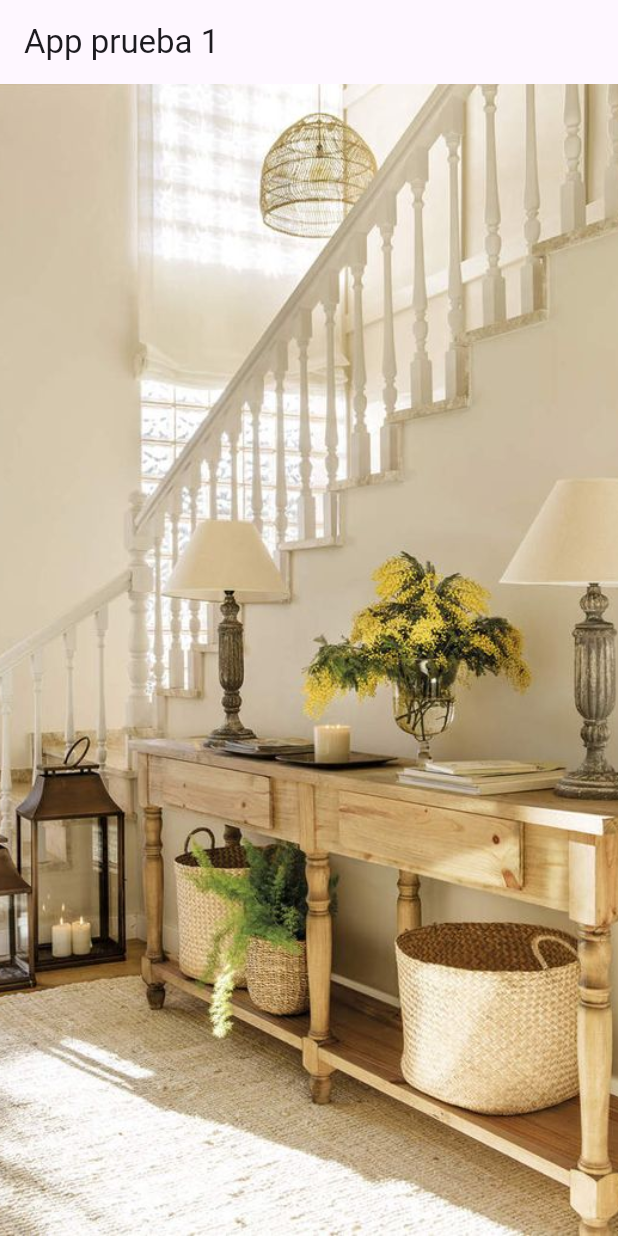
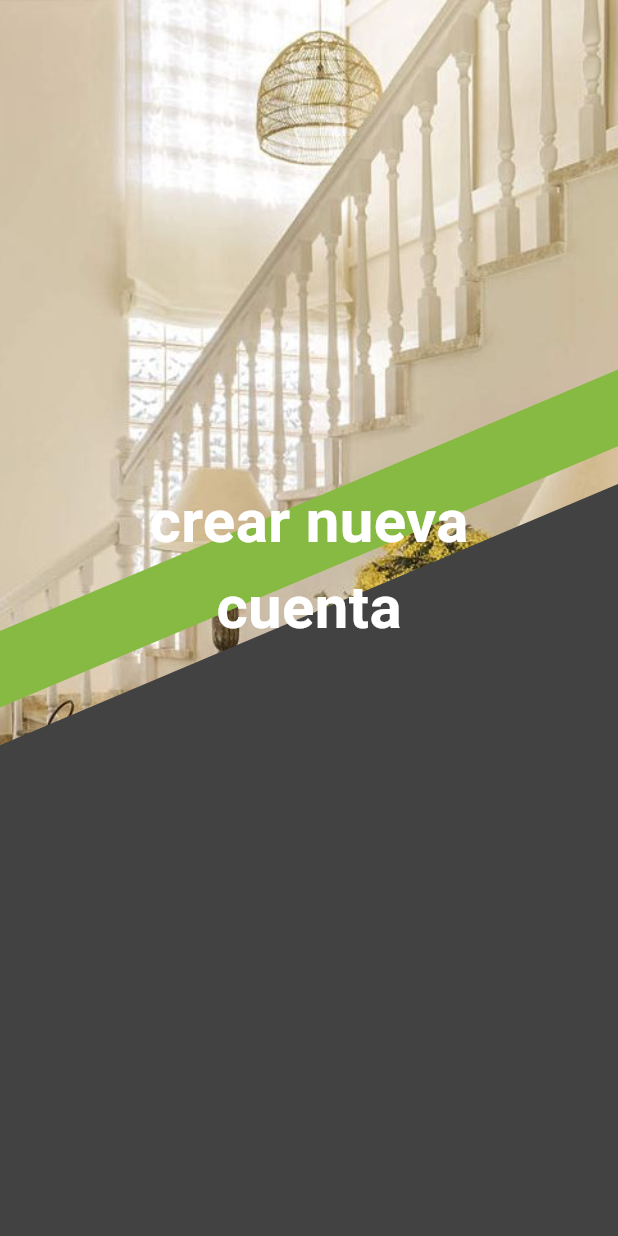
Before and after one commit to LuisRicado77/front-end_sena, a Flutter app: the screen it shows after launch, on a phone screen of 412 x 824 dp. Run offline on Flutter 3.47's test engine with Material 3 defaults, Android fonts, the phone set to English and light mode, and no system bars.

Commit message:
I have added the slanted rectangle and square with text function to create account

```diff
--- a/lib/main.dart
+++ b/lib/main.dart
@@ -25,20 +25,89 @@ class _InicioState extends State<Inicio> {
   @override
   Widget build(BuildContext context) {
     return Scaffold(
-      appBar: AppBar(
-        title: Text("App prueba 1"),
-      ),
       body: Stack(
         children: [
           Container(
             decoration: BoxDecoration(
-                image: DecorationImage(
-              image: AssetImage("assets/images/muebles.jpeg"),
-              fit: BoxFit.cover,
-            )),
+              image: DecorationImage(
+                image: AssetImage("assets/images/muebles.jpeg"),
+                fit: BoxFit.cover,
+              ),
+            ),
+          ),
+          // Parte gris inclinada
+          Positioned(
+            top: 430, // Ajusta la posición
+            left: -290, // Ajusta la posición
+            child: Transform.rotate(
+              angle: -0.4, // Ajusta el ángulo para la inclinación
+              child: Container(
+                width: 1200, // Ajusta el ancho de la sección gris
+                height: 1500, // Ajusta el alto de la sección gris
+                color: Colors.grey[800], // Color gris oscuro
+              ),
+            ),
+          ),
+          Positioned(
+            top: 300, // Ajusta la posición
+            left: -60, // Ajusta la posición
+            child: Transform.rotate(
+              angle: -0.4, // Ajusta el ángulo para que sea diagonal
+              child: Container(
+                width: 700, // Ajusta el ancho de la línea
+                height: 47, // Ajusta el grosor de la línea
+                color: const Color(0xFF87ba42), // Color verde
+              ),
+            ),
+          ),
+          Center(
+            child: name(),
           )
         ],
       ),
     );
   }
 }
+
+Widget cuerpo() {
+  return Container(
+    child: Text("crear nueva cuenta"),
+  );
+}
+
+Widget barra() {
+  return Positioned(
+    child: Text("hola"),
+  );
+}
+
+Widget name() {
+  return Stack(
+    children: [
+      Align(
+        alignment: Alignment(
+            -0.0, -0.1), // Puedes ajustar la alineación según sea necesario
+        child: Column(
+          mainAxisSize: MainAxisSize.min,
+          children: <Widget>[
+            Text(
+              "crear nueva",
+              style: TextStyle(
+                  color: Colors.white,
+                  fontSize: 40,
+                  fontWeight: FontWeight.bold),
+            ),
+            SizedBox(height: 0), // Espacio entre las líneas
+            Text(
+              "cuenta",
+              style: TextStyle(
+                  color: Colors.white,
+                  fontSize: 40,
+                  fontWeight: FontWeight.bold),
+            ),
+          ],
+        ),
+      ),
+    ],
+  );
+}
```
